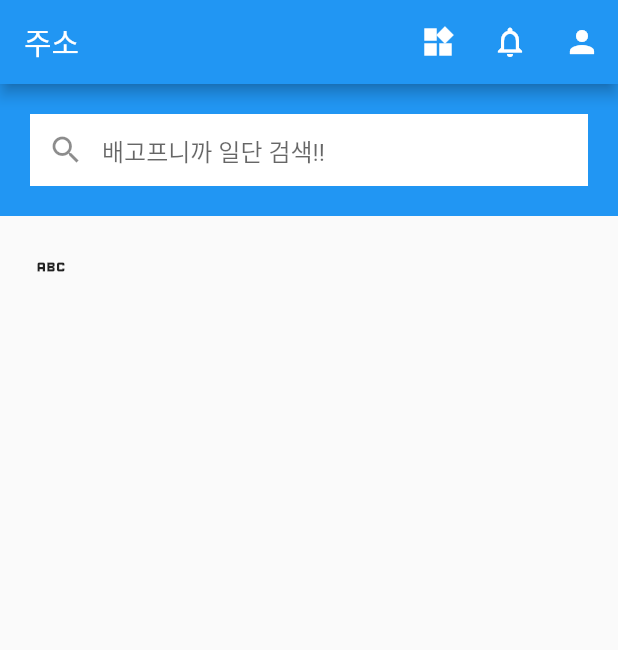
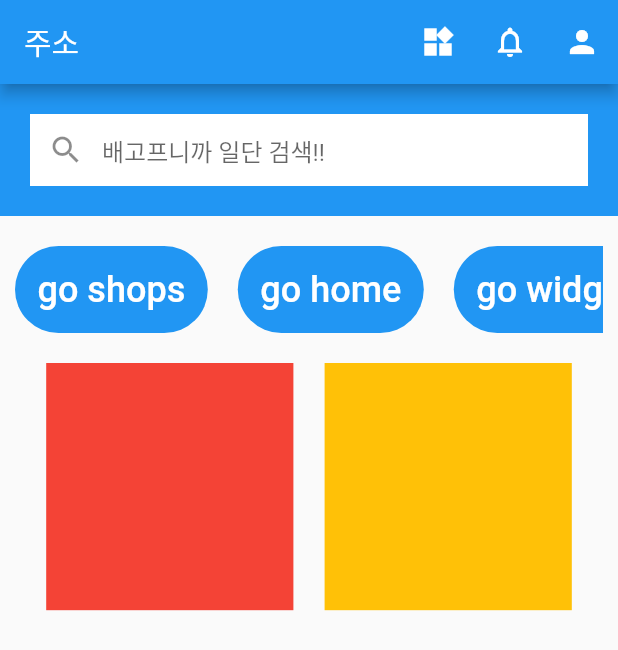
Before and after one commit to hub0502/flutter_nation_of_delivery, a Flutter app: the screen it shows after launch, on a phone screen of 412 x 824 dp. Shown: the top 650 px of the screen. Run offline on Flutter 3.47's test engine with Material 2 defaults, Android fonts, the light colour scheme and no system bars; our stand-ins replace carousel_slider, firebase_core; accounts and stored records are empty.

Commit message:
singleChildScrollView

```diff
--- a/lib/main.dart
+++ b/lib/main.dart
@@ -20,13 +20,10 @@ class MyApp extends StatelessWidget {
   // This widget is the root of your application.
   @override
   Widget build(BuildContext context) {
-    return MaterialApp(
-        debugShowCheckedModeBanner: false,
-        routes: {
-          '/': (context) => Home(),
-          '/widgets': (context) => widgets(),
-          '/shops': (context) => Shops(),
-        },
-        initialRoute: '/');
+    return MaterialApp(routes: {
+      '/': (context) => Home(),
+      '/widgets': (context) => widgets(),
+      '/shops': (context) => Shops(),
+    }, initialRoute: '/');
   }
 }
--- a/lib/pages/HomePage.dart
+++ b/lib/pages/HomePage.dart
@@ -1,3 +1,4 @@
+import 'package:carousel_slider/carousel_slider.dart';
 import 'package:flutter/material.dart';
 import 'package:flutter_nation_of_delivery/pages/WidgetPage.dart';
 
@@ -6,6 +7,16 @@ class Home extends StatelessWidget {
 
   @override
   Widget build(BuildContext context) {
+    // 나중에 api로 가져올 것들
+    var bannerData = [
+      {'text': 'go shops', 'link': '/shops'},
+      {'text': 'go home', 'link': '/'},
+      {'text': 'go widgets', 'link': '/widgets'},
+      {'text': 'go shops', 'link': '/shops'},
+      {'text': 'go home', 'link': '/'},
+      {'text': 'go widgets', 'link': '/widgets'}
+    ];
+
     return Scaffold(
       appBar: AppBar(
         title: Container(
@@ -34,11 +45,41 @@ class Home extends StatelessWidget {
               )),
             )),
         Padding(
-          padding: EdgeInsets.all(10),
-          child: Row(children: [
-            IconButton(
-                onPressed: () => {Navigator.pushNamed(context, '/shops')},
-                icon: Icon(Icons.abc))
+            padding: EdgeInsets.fromLTRB(10, 20, 10, 20),
+            child: SingleChildScrollView(
+              physics: BouncingScrollPhysics(),
+              scrollDirection: Axis.horizontal,
+              child: Row(
+                mainAxisAlignment: MainAxisAlignment.spaceEvenly,
+                children: bannerData
+                    .map((e) => Container(
+                        margin: EdgeInsets.fromLTRB(0, 0, 20, 0),
+                        child: FilledButton(
+                          style: ButtonStyle(
+                              padding: MaterialStateProperty.all(
+                                  EdgeInsets.all(15))),
+                          onPressed: () =>
+                              {Navigator.pushNamed(context, "${e['link']}")},
+                          child: Text(
+                            '${e["text"]}',
+                            style: TextStyle(fontSize: 24.0),
+                          ),
+                        )))
+                    .toList(),
+              ),
+            )),
+        Padding(
+          padding: EdgeInsets.fromLTRB(10, 0, 10, 20),
+          child:
+              Row(mainAxisAlignment: MainAxisAlignment.spaceEvenly, children: [
+            Container(
+                width: MediaQuery.of(context).size.width * 0.4,
+                height: MediaQuery.of(context).size.height * 0.2,
+                color: Colors.red),
+            Container(
+                width: MediaQuery.of(context).size.width * 0.4,
+                height: MediaQuery.of(context).size.height * 0.2,
+                color: Colors.amber)
           ]),
         )
       ]),
@@ -46,6 +87,25 @@ class Home extends StatelessWidget {
   }
 }
 
+/*
+[1, 2, 3, 4, 5].map((i) {
+                return Builder(
+                  builder: (BuildContext context) {
+                    return Container(
+                        margin: EdgeInsets.fromLTRB(5, 0, 5, 0),
+                        decoration: BoxDecoration(
+                            border: Border.all(color: Colors.black),
+                            borderRadius:
+                                BorderRadius.all(Radius.circular(50))),
+                        child: Center(
+                            child: Text(
+                          'text $i',
+                          style: TextStyle(fontSize: 16.0),
+                        )));
+                  },
+                );
+              }).toList()
+*/
 /*
 bottom: AppBar(
               title: TextFormField(
--- a/lib/pages/Shops.dart
+++ b/lib/pages/Shops.dart
@@ -5,6 +5,11 @@ class Shops extends StatelessWidget {
 
   @override
   Widget build(BuildContext context) {
-    return Container();
+    return Container(
+      child: TextButton(
+        child: Text('go home'),
+        onPressed: () => {Navigator.pushNamed(context, '/')},
+      ),
+    );
   }
 }
--- a/pubspec.yaml
+++ b/pubspec.yaml
@@ -36,10 +36,12 @@ dependencies:
   # Use with the CupertinoIcons class for iOS style icons.
   cupertino_icons: ^1.0.2
   firebase_core: ^2.4.0
+  carousel_slider: ^4.2.1
 
 dev_dependencies:
   flutter_test:
     sdk: flutter
+
 
   # The "flutter_lints" package below contains a set of recommended lints to
   # encourage good coding practices. The lint set provided by the package is
```
Also changed, not shown: lib/pages/NotificationPage.dart (added), pubspec.lock.
